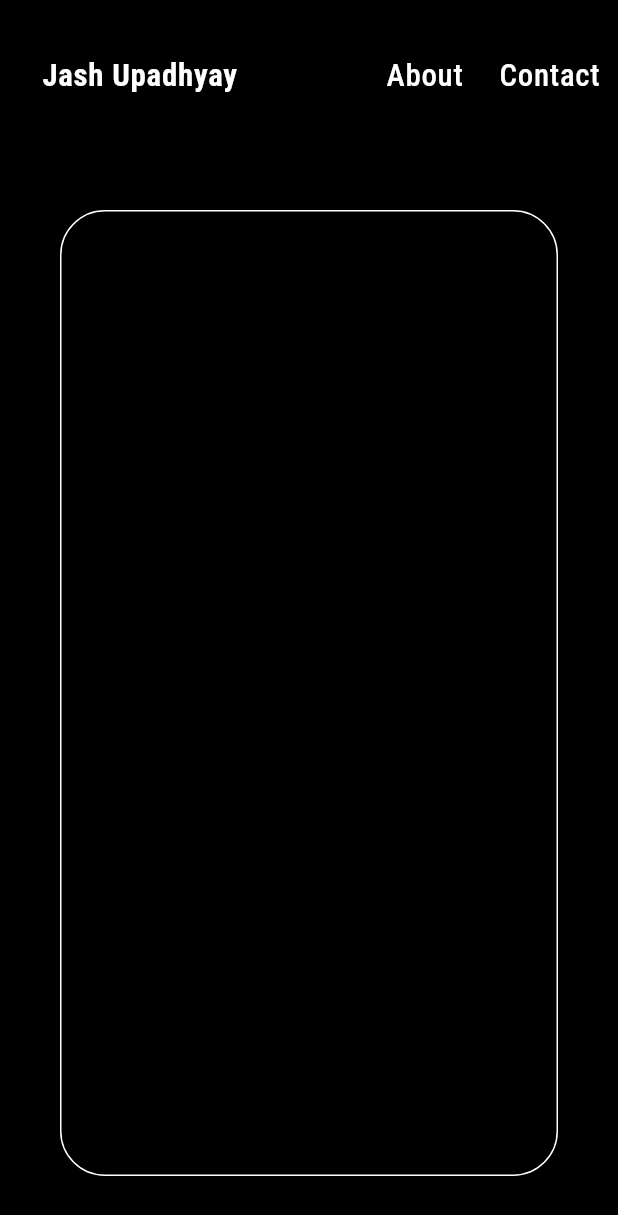
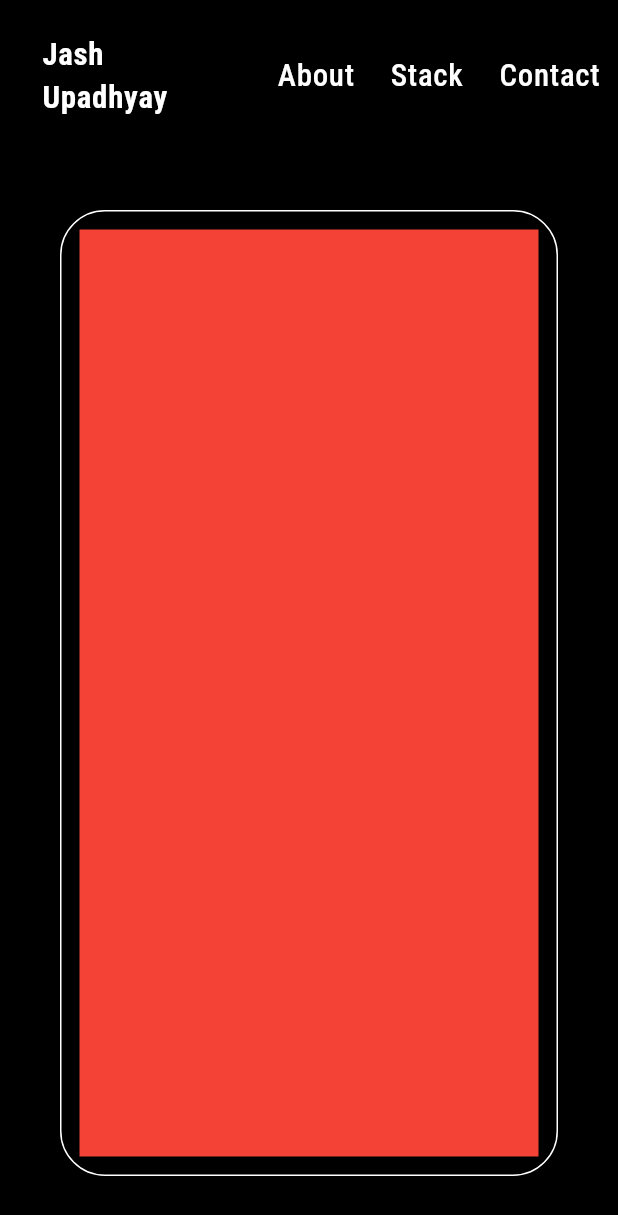
Before and after one commit to bitsbuild/flutter-resume, a Flutter app: the screen it shows after launch, after a tap on "About", on a phone screen of 412 x 824 dp. Shown: the top 1215 px of the screen. Run offline on Flutter 3.47's test engine with Material 3 defaults, Android fonts, the phone set to English and light mode, and no system bars; our stand-ins replace google_fonts.

Commit message:
Page Added

```diff
--- a/resume/lib/main.dart
+++ b/resume/lib/main.dart
@@ -4,6 +4,7 @@
 import 'package:resume/pages/page_contacts.dart';
 import 'package:resume/pages/page_home.dart';
 import 'package:google_fonts/google_fonts.dart';
+import 'package:resume/pages/page_stack.dart';
 
 void main() {
   runApp(JashUpadhyay());
@@ -70,6 +71,23 @@
           TextButton(
             onPressed: () {
               setState(() {
+                wid = PageStack();
+              });
+            },
+            child: Text(
+              'Stack',
+              style: GoogleFonts.robotoCondensed(
+                textStyle: TextStyle(
+                  color: Colors.white,
+                  letterSpacing: .5,
+                  fontSize: appBarTextSize,
+                ),
+              ),
+            ),
+          ),
+          TextButton(
+            onPressed: () {
+              setState(() {
                 wid = PageContact();
               });
             },
@@ -114,7 +132,7 @@
               border: Border.all(color: Colors.white),
               borderRadius: BorderRadius.circular(30),
             ),
-            child: Padding(padding: const EdgeInsets.all(10.0), child: wid),
+            child: Padding(padding: const EdgeInsets.all(12.0), child: wid),
           ),
         ),
       ),
--- a/resume/lib/pages/page_about.dart
+++ b/resume/lib/pages/page_about.dart
@@ -10,6 +10,6 @@ class PageAbout extends StatefulWidget {
 class _PageAboutState extends State<PageAbout> {
   @override
   Widget build(BuildContext context) {
-    return Container(color: Colors.black);
+    return Container(color: Colors.red);
   }
 }
--- a/resume/lib/pages/page_contacts.dart
+++ b/resume/lib/pages/page_contacts.dart
@@ -10,6 +10,6 @@ class PageContact extends StatefulWidget {
 class _PageContactState extends State<PageContact> {
   @override
   Widget build(BuildContext context) {
-    return Container(color: Colors.black);
+    return Container(color: Colors.blue);
   }
 }
```
Also changed, not shown: resume/lib/pages/page_stack.dart (added, +10 -0 lines).
